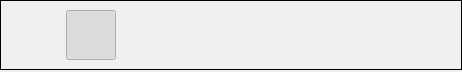
Before: the Qt Designer form botonera/forms/zone_range.ui in jordan045/tdc-botonera, drawn with Qt 5.
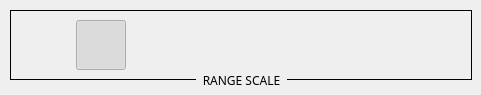
After: the same form once the commit is applied. Icons and pictures are not drawn.

Patch:
```diff
--- a/botonera/forms/zone_range.ui
+++ b/botonera/forms/zone_range.ui
@@ -6,20 +6,20 @@
    <rect>
     <x>0</x>
     <y>0</y>
-    <width>462</width>
-    <height>72</height>
+    <width>481</width>
+    <height>95</height>
    </rect>
   </property>
   <property name="minimumSize">
    <size>
-    <width>462</width>
-    <height>72</height>
+    <width>481</width>
+    <height>95</height>
    </size>
   </property>
   <property name="maximumSize">
    <size>
-    <width>462</width>
-    <height>72</height>
+    <width>481</width>
+    <height>95</height>
    </size>
   </property>
   <property name="windowTitle">
@@ -28,8 +28,8 @@
   <widget class="QFrame" name="frame">
    <property name="geometry">
     <rect>
-     <x>0</x>
-     <y>0</y>
+     <x>10</x>
+     <y>10</y>
      <width>462</width>
      <height>70</height>
     </rect>
@@ -501,6 +501,30 @@
     </item>
    </layout>
   </widget>
+  <widget class="QLabel" name="label">
+   <property name="geometry">
+    <rect>
+     <x>196</x>
+     <y>71</y>
+     <width>91</width>
+     <height>19</height>
+    </rect>
+   </property>
+   <property name="font">
+    <font>
+     <family>Bahnschrift</family>
+    </font>
+   </property>
+   <property name="autoFillBackground">
+    <bool>true</bool>
+   </property>
+   <property name="text">
+    <string>RANGE SCALE</string>
+   </property>
+   <property name="alignment">
+    <set>Qt::AlignCenter</set>
+   </property>
+  </widget>
  </widget>
  <resources/>
  <connections/>
```
